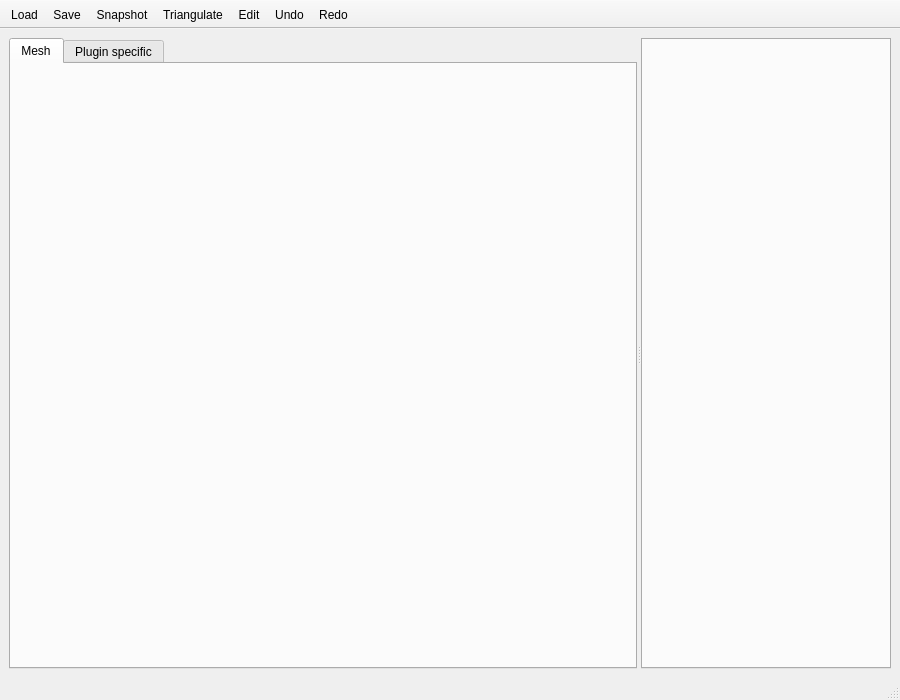
Old version of the form SubVis/app/view/mainwindow.ui in the repository sikessle/subvis.
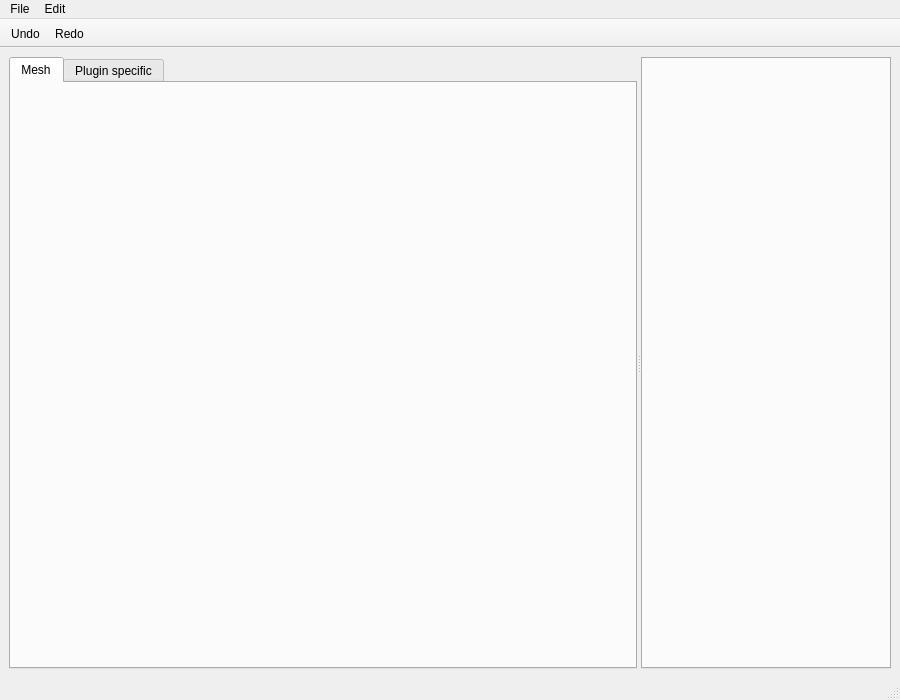
New version of the form. Icons and pictures are not drawn. Custom widgets are drawn as their Qt base class.

Commit message: restructured icon and menu layout

```diff
--- a/SubVis/app/view/mainwindow.ui
+++ b/SubVis/app/view/mainwindow.ui
@@ -103,15 +103,41 @@
    <attribute name="toolBarBreak">
     <bool>false</bool>
    </attribute>
-   <addaction name="action_load"/>
-   <addaction name="action_save"/>
-   <addaction name="action_snapshot"/>
-   <addaction name="action_triangulate"/>
-   <addaction name="action_edit"/>
    <addaction name="action_undo"/>
    <addaction name="action_redo"/>
   </widget>
   <widget class="QStatusBar" name="statusbar"/>
+  <widget class="QMenuBar" name="menu_bar">
+   <property name="geometry">
+    <rect>
+     <x>0</x>
+     <y>0</y>
+     <width>900</width>
+     <height>25</height>
+    </rect>
+   </property>
+   <widget class="QMenu" name="menu_file">
+    <property name="title">
+     <string>File</string>
+    </property>
+    <addaction name="action_load"/>
+    <addaction name="action_save"/>
+    <addaction name="separator"/>
+    <addaction name="action_snapshot"/>
+   </widget>
+   <widget class="QMenu" name="menu_edit">
+    <property name="title">
+     <string>Edit</string>
+    </property>
+    <addaction name="action_edit"/>
+    <addaction name="action_triangulate"/>
+    <addaction name="separator"/>
+    <addaction name="action_undo"/>
+    <addaction name="action_redo"/>
+   </widget>
+   <addaction name="menu_file"/>
+   <addaction name="menu_edit"/>
+  </widget>
   <action name="action_load">
    <property name="icon">
     <iconset theme="document-open">
@@ -119,7 +145,7 @@
     </iconset>
    </property>
    <property name="text">
-    <string>Load</string>
+    <string>Open File...</string>
    </property>
    <property name="shortcut">
     <string>Ctrl+O</string>
@@ -132,7 +158,7 @@
     </iconset>
    </property>
    <property name="text">
-    <string>Save</string>
+    <string>Save as...</string>
    </property>
    <property name="shortcut">
     <string>Ctrl+S</string>
@@ -145,7 +171,7 @@
     </iconset>
    </property>
    <property name="text">
-    <string>Snapshot</string>
+    <string>Snapshot...</string>
    </property>
    <property name="shortcut">
     <string>Ctrl+M</string>
@@ -161,7 +187,7 @@
     </iconset>
    </property>
    <property name="text">
-    <string>Edit</string>
+    <string>Toggle Edit Mode</string>
    </property>
    <property name="shortcut">
     <string>Ctrl+E</string>
@@ -174,7 +200,7 @@
     </iconset>
    </property>
    <property name="text">
-    <string>Triangulate</string>
+    <string>Triangulate Mesh</string>
    </property>
    <property name="shortcut">
     <string>Ctrl+T</string>
```
